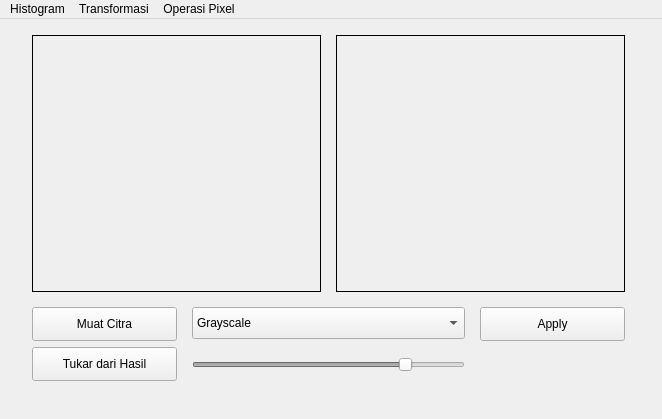
Above: gui.ui from sglkc/pengolahan-citra-digital before the change. Below: the same form after it.
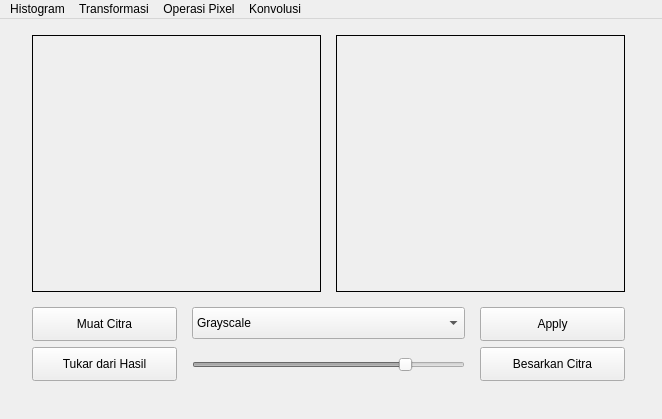
That is the form after the change.

Commit message:
tambah konvolusi smoothing mean filter & gaussian filter
tambah .gitignore
rename TransformasiDialog -> InputDialog

Diff of the .ui file:
```diff
--- a/gui.ui
+++ b/gui.ui
@@ -178,6 +178,19 @@
      <string>Tukar dari Hasil</string>
     </property>
    </widget>
+   <widget class="QPushButton" name="popupButton">
+    <property name="geometry">
+     <rect>
+      <x>480</x>
+      <y>328</y>
+      <width>145</width>
+      <height>34</height>
+     </rect>
+    </property>
+    <property name="text">
+     <string>Besarkan Citra</string>
+    </property>
+   </widget>
   </widget>
   <widget class="QMenuBar" name="menuBar">
    <property name="geometry">
@@ -216,9 +229,23 @@
     <addaction name="opOR"/>
     <addaction name="opXOR"/>
    </widget>
+   <widget class="QMenu" name="kvMenu">
+    <property name="title">
+     <string>Konvolusi</string>
+    </property>
+    <widget class="QMenu" name="kvSmoothing">
+     <property name="title">
+      <string>Smoothing</string>
+     </property>
+     <addaction name="kvMean"/>
+     <addaction name="kvGaussian"/>
+    </widget>
+    <addaction name="kvSmoothing"/>
+   </widget>
    <addaction name="hgMenu"/>
    <addaction name="tfMenu"/>
    <addaction name="opMenu"/>
+   <addaction name="kvMenu"/>
   </widget>
   <action name="hgGrayscale">
    <property name="text">
```
Left out of the diff: 10 changed lines with no effect on the pictures. The commit also changes 4 other files.
